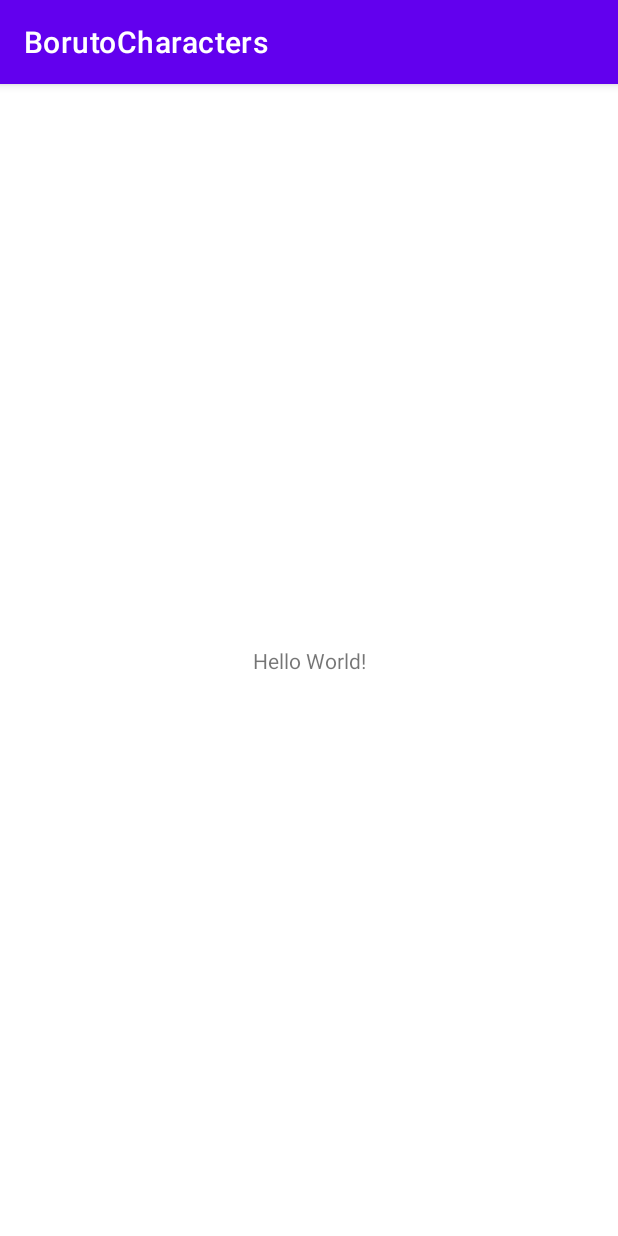
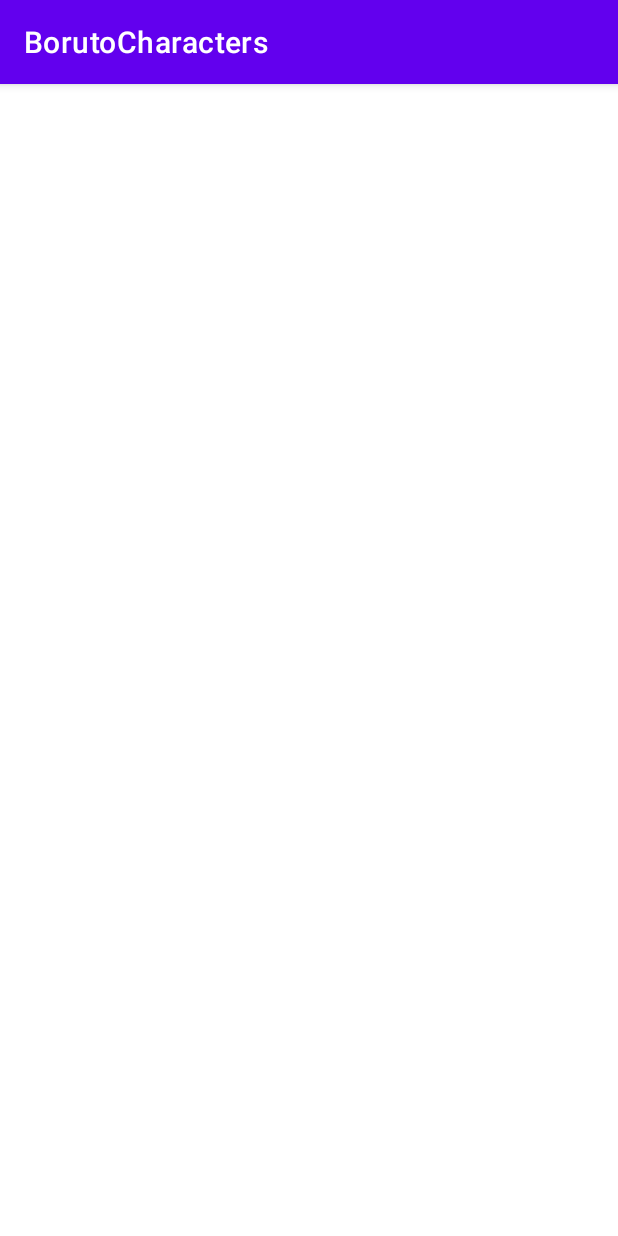
Before and after one commit to BruceTrindade/BorutoCharacters, an Android app built with Jetpack Compose: the screen it shows after launch (MainActivity), on a phone screen of 412 x 824 dp. Run offline under Robolectric (Android 15) with nearby library versions, the phone set to English and light mode, and no system bars.

```diff
--- a/app/build.gradle
+++ b/app/build.gradle
@@ -17,6 +17,9 @@ android {
         versionName "1.0"
 
         testInstrumentationRunner "androidx.test.runner.AndroidJUnitRunner"
+        vectorDrawables {
+            useSupportLibrary true
+        }
     }
 
     buildTypes {
@@ -31,6 +34,19 @@ android {
     }
     kotlinOptions {
         jvmTarget = '1.8'
+        useIR = true
+    }
+    buildFeatures {
+        compose true
+    }
+    composeOptions {
+        kotlinCompilerExtensionVersion compose_version
+        kotlinCompilerVersion '1.5.21'
+    }
+    packagingOptions {
+        resources {
+            excludes += '/META-INF/{AL2.0,LGPL2.1}'
+        }
     }
 }
 
@@ -40,6 +56,8 @@ dependencies {
     implementation 'androidx.appcompat:appcompat:1.4.1'
     implementation 'com.google.android.material:material:1.5.0'
     implementation 'androidx.constraintlayout:constraintlayout:2.1.3'
+    implementation "androidx.compose.ui:ui-tooling-preview:$compose_version"
+    implementation 'androidx.lifecycle:lifecycle-runtime-ktx:2.4.1'
     testImplementation 'junit:junit:4.+'
     androidTestImplementation 'androidx.test.ext:junit:1.1.3'
     androidTestImplementation 'androidx.test.espresso:espresso-core:3.4.0'
--- a/app/src/main/AndroidManifest.xml
+++ b/app/src/main/AndroidManifest.xml
@@ -10,6 +10,11 @@
         android:supportsRtl="true"
         android:theme="@style/Theme.BorutoCharacters">
         <activity
+            android:name=".ui.theme.BorutoTheme"
+            android:exported="false"
+            android:label="@string/title_activity_boruto_theme"
+            android:theme="@style/Theme.BorutoCharacters.NoActionBar" />
+        <activity
             android:name=".MainActivity"
             android:exported="true">
             <intent-filter>
--- a/app/src/main/java/com/example/borutocharacters/MainActivity.kt
+++ b/app/src/main/java/com/example/borutocharacters/MainActivity.kt
@@ -2,10 +2,25 @@ package com.example.borutocharacters
 
 import androidx.appcompat.app.AppCompatActivity
 import android.os.Bundle
+import androidx.activity.compose.setContent
+import androidx.navigation.NavHostController
+import androidx.navigation.compose.rememberNavController
+import com.example.borutocharacters.navigation.SetupNavGraph
+import com.example.borutocharacters.ui.theme.ui.theme.BorutoCharactersTheme
 
 class MainActivity : AppCompatActivity() {
+
+    private lateinit var navController: NavHostController
+
     override fun onCreate(savedInstanceState: Bundle?) {
         super.onCreate(savedInstanceState)
-        setContentView(R.layout.activity_main)
+        setContent {
+            BorutoCharactersTheme {
+                navController = rememberNavController()
+                SetupNavGraph(navController = navController)
+
+            }
+        }
+
     }
 }
--- /dev/null
+++ b/app/src/main/java/com/example/borutocharacters/navigation/NavGraph.kt
@@ -0,0 +1,42 @@
+package com.example.borutocharacters.navigation
+
+import androidx.compose.runtime.Composable
+import androidx.navigation.NavHost
+import androidx.navigation.NavHostController
+import androidx.navigation.NavType
+import androidx.navigation.compose.NavHost
+import androidx.navigation.compose.composable
+import androidx.navigation.navArgument
+import com.example.borutocharacters.util.Constants.DETAILS_ARGUMENT_KEY
+
+@Composable
+fun SetupNavGraph(navController: NavHostController) {
+    NavHost(
+        navController = navController,
+        startDestination = Screen.Splash.route
+    ) {
+        composable(route = Screen.Splash.route) {
+
+        }
+        composable(route = Screen.Welcome.route) {
+
+        }
+        composable(route = Screen.Home.route) {
+
+        }
+        composable(
+            route = Screen.Details.route,
+            arguments = listOf(navArgument(DETAILS_ARGUMENT_KEY) {
+                type = NavType.IntType
+            })
+
+        ) {
+
+        }
+
+        composable(route = Screen.Search.route) {
+
+        }
+    }
+
+}
--- /dev/null
+++ b/app/src/main/java/com/example/borutocharacters/navigation/Screen.kt
@@ -0,0 +1,14 @@
+package com.example.borutocharacters.navigation
+
+sealed class Screen(val route: String) {
+    object Splash: Screen("splash_screen")
+    object Welcome: Screen("welcome_screen")
+    object Home: Screen("home_screen")
+    object Details: Screen("details_screen/{heroId}"){
+        fun passHeroId(heroId: Int): String {
+            return "details_screen/$heroId"
+        }
+    }
+
+    object Search : Screen("search_screen")
+}
--- /dev/null
+++ b/app/src/main/java/com/example/borutocharacters/ui/theme/ui/theme/Color.kt
@@ -0,0 +1,8 @@
+package com.example.borutocharacters.ui.theme.ui.theme
+
+import androidx.compose.ui.graphics.Color
+
+val Purple200 = Color(0xFFBB86FC)
+val Purple500 = Color(0xFF6200EE)
+val Purple700 = Color(0xFF3700B3)
+val Teal200 = Color(0xFF03DAC5)
--- /dev/null
+++ b/app/src/main/java/com/example/borutocharacters/ui/theme/ui/theme/Shape.kt
@@ -0,0 +1,11 @@
+package com.example.borutocharacters.ui.theme.ui.theme
+
+import androidx.compose.foundation.shape.RoundedCornerShape
+import androidx.compose.material.Shapes
+import androidx.compose.ui.unit.dp
+
+val Shapes = Shapes(
+    small = RoundedCornerShape(4.dp),
+    medium = RoundedCornerShape(4.dp),
+    large = RoundedCornerShape(0.dp)
+)
--- /dev/null
+++ b/app/src/main/java/com/example/borutocharacters/ui/theme/ui/theme/Theme.kt
@@ -0,0 +1,47 @@
+package com.example.borutocharacters.ui.theme.ui.theme
+
+import androidx.compose.foundation.isSystemInDarkTheme
+import androidx.compose.material.MaterialTheme
+import androidx.compose.material.darkColors
+import androidx.compose.material.lightColors
+import androidx.compose.runtime.Composable
+
+private val DarkColorPalette = darkColors(
+    primary = Purple200,
+    primaryVariant = Purple700,
+    secondary = Teal200
+)
+
+private val LightColorPalette = lightColors(
+    primary = Purple500,
+    primaryVariant = Purple700,
+    secondary = Teal200
+
+    /* Other default colors to override
+    background = Color.White,
+    surface = Color.White,
+    onPrimary = Color.White,
+    onSecondary = Color.Black,
+    onBackground = Color.Black,
+    onSurface = Color.Black,
+    */
+)
+
+@Composable
+fun BorutoCharactersTheme(
+    darkTheme: Boolean = isSystemInDarkTheme(),
+    content: @Composable() () -> Unit
+) {
+    val colors = if (darkTheme) {
+        DarkColorPalette
+    } else {
+        LightColorPalette
+    }
+
+    MaterialTheme(
+        colors = colors,
+        typography = Typography,
+        shapes = Shapes,
+        content = content
+    )
+}
--- /dev/null
+++ b/app/src/main/java/com/example/borutocharacters/ui/theme/ui/theme/Type.kt
@@ -0,0 +1,28 @@
+package com.example.borutocharacters.ui.theme.ui.theme
+
+import androidx.compose.material.Typography
+import androidx.compose.ui.text.TextStyle
+import androidx.compose.ui.text.font.FontFamily
+import androidx.compose.ui.text.font.FontWeight
+import androidx.compose.ui.unit.sp
+
+// Set of Material typography styles to start with
+val Typography = Typography(
+    body1 = TextStyle(
+        fontFamily = FontFamily.Default,
+        fontWeight = FontWeight.Normal,
+        fontSize = 16.sp
+    )
+    /* Other default text styles to override
+    button = TextStyle(
+        fontFamily = FontFamily.Default,
+        fontWeight = FontWeight.W500,
+        fontSize = 14.sp
+    ),
+    caption = TextStyle(
+        fontFamily = FontFamily.Default,
+        fontWeight = FontWeight.Normal,
+        fontSize = 12.sp
+    )
+    */
+)
--- /dev/null
+++ b/app/src/main/java/com/example/borutocharacters/util/Constants.kt
@@ -0,0 +1,8 @@
+package com.example.borutocharacters.util
+
+object Constants {
+
+    const val DETAILS_ARGUMENT_KEY = "heroId"
+
+
+}
--- a/app/src/main/res/values/strings.xml
+++ b/app/src/main/res/values/strings.xml
@@ -1,3 +1,4 @@
 <resources>
     <string name="app_name">BorutoCharacters</string>
+    <string name="title_activity_boruto_theme">BorutoTheme</string>
 </resources>
--- a/app/src/main/res/values/themes.xml
+++ b/app/src/main/res/values/themes.xml
@@ -13,4 +13,13 @@
         <item name="android:statusBarColor" tools:targetApi="l">?attr/colorPrimaryVariant</item>
         <!-- Customize your theme here. -->
     </style>
+
+    <style name="Theme.BorutoCharacters.NoActionBar">
+        <item name="windowActionBar">false</item>
+        <item name="windowNoTitle">true</item>
+    </style>
+
+    <style name="Theme.BorutoCharacters.AppBarOverlay" parent="ThemeOverlay.AppCompat.Dark.ActionBar" />
+
+    <style name="Theme.BorutoCharacters.PopupOverlay" parent="ThemeOverlay.AppCompat.Light" />
 </resources>
```
